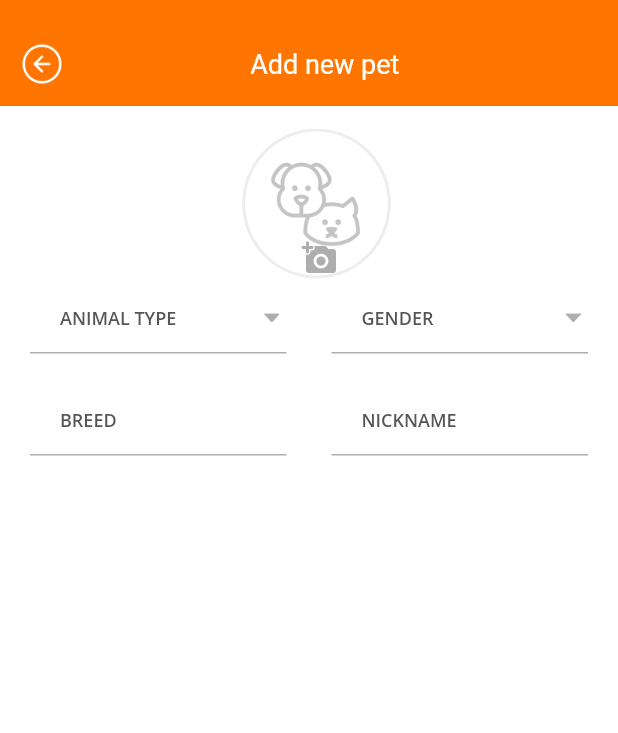
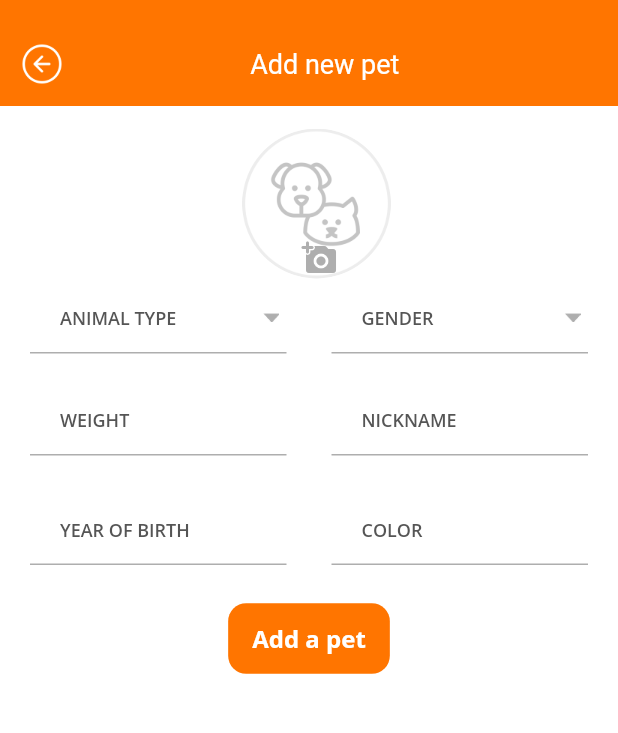
Before and after one commit to mimib00/pet_geo, a Flutter app: the NewPetScreen screen opened directly, after a tap on the "add a photo" icon, on a phone screen of 412 x 824 dp, the part 104-837 px from its top. Run offline on Flutter 3.47's test engine with Material 2 defaults, Android fonts, the phone set to English and light mode, and no system bars; our stand-ins replace bordered_text, cached_network_image, cloud_firestore, connectivity_plus, firebase_auth, firebase_core and 11 more; missing offline and left inert: flutter_geofire, phonenumbers; accounts and stored records are empty.

Commit message:
can add pets

```diff
--- a/lib/utils/languages/en.dart
+++ b/lib/utils/languages/en.dart
@@ -62,5 +62,8 @@ const Map<String, String> en = {
   "color_title": "Color",
   "ready_title": "Ready",
   "add_pet_title": "Add new pet",
-  // "": ""
+  "weight_title": "Weight",
+  "year_title": "Year of birth",
+  "place_ad_title": "Place an ad",
+  "add_pet_btn_title": "Add a pet",
 };
--- a/lib/utils/languages/ru.dart
+++ b/lib/utils/languages/ru.dart
@@ -62,6 +62,8 @@ const Map<String, String> ru = {
   "color_title": "Окрас",
   "ready_title": "Готово",
   "add_pet_title": "Добавить нового питомца",
-  // "": "",
-  // "": ""
+  "weight_title": "вес",
+  "year_title": "Год рождения",
+  "place_ad_title": "Разместить объявление",
+  "add_pet_btn_title": "Добавить питомца",
 };
--- a/lib/view/bottom_sheets/gender.dart
+++ b/lib/view/bottom_sheets/gender.dart
@@ -9,7 +9,7 @@ import '../../controller/pet_controller.dart';
 // ignore: must_be_immutable
 class Gender extends StatelessWidget {
   Gender({Key? key}) : super(key: key);
-  PlaceAnAdController controller = Get.find<PlaceAnAdController>();
+  PlaceAnAdController controller = Get.put<PlaceAnAdController>(PlaceAnAdController());
   PetController petController = Get.put<PetController>(PetController());
   @override
   Widget build(BuildContext context) {
--- a/lib/view/bottom_sheets/pet_type.dart
+++ b/lib/view/bottom_sheets/pet_type.dart
@@ -10,7 +10,7 @@ import '../../controller/pet_controller.dart';
 class PetType extends StatelessWidget {
   PetType({Key? key}) : super(key: key);
 
-  PlaceAnAdController controller = Get.find<PlaceAnAdController>();
+  PlaceAnAdController controller = Get.put<PlaceAnAdController>(PlaceAnAdController());
   PetController petController = Get.put<PetController>(PetController());
   @override
   Widget build(BuildContext context) {
--- a/lib/view/drawer/my_drawer.dart
+++ b/lib/view/drawer/my_drawer.dart
@@ -1,6 +1,7 @@
 import 'package:cached_network_image/cached_network_image.dart';
 import 'package:flutter/material.dart';
 import 'package:get/get.dart';
+import 'package:pet_geo/controller/pet_controller.dart';
 import 'package:pet_geo/controller/user_controller/auth_controller.dart';
 import 'package:pet_geo/view/animal_communities/animal_communities.dart';
 import 'package:pet_geo/view/bonus_space/bonus_space.dart';
@@ -9,7 +10,6 @@ import 'package:pet_geo/view/chat/chat_head.dart';
 import 'package:pet_geo/view/constant/constant.dart';
 import 'package:pet_geo/view/friends/friends.dart';
 import 'package:pet_geo/view/notifications/notifications.dart';
-import 'package:pet_geo/view/pets_profile/add_new_pet_profile.dart';
 import 'package:pet_geo/view/pets_profile/new_pet.dart';
 import 'package:pet_geo/view/pets_profile/pets_profile.dart';
 import 'package:pet_geo/view/qr/choose_to_pay.dart';
@@ -26,6 +26,7 @@ class MyDrawer extends StatefulWidget {
 
 class _MyDrawerState extends State<MyDrawer> {
   final AuthController authController = Get.find<AuthController>();
+  final PetController petController = Get.put<PetController>(PetController());
 
   @override
   Widget build(BuildContext context) {
@@ -81,17 +82,21 @@ class _MyDrawerState extends State<MyDrawer> {
             child: Wrap(
               spacing: 10.0,
               children: [
-                GestureDetector(
-                  onTap: () => Get.to(() => const PetsProfile()),
-                  child: ClipRRect(
-                    borderRadius: BorderRadius.circular(100),
-                    child: Image.asset(
-                      'assets/images/pexels-pixabay-33287 1.png',
-                      height: 39,
-                      width: 39,
-                      fit: BoxFit.cover,
-                    ),
-                  ),
+                // GestureDetector(
+                //   onTap: () => Get.to(() => const PetsProfile()),
+                //   child: ClipRRect(
+                //     borderRadius: BorderRadius.circular(100),
+                //     child: Image.asset(
+                //       'assets/images/pexels-pixabay-33287 1.png',
+                //       height: 39,
+                //       width: 39,
+                //       fit: BoxFit.cover,
+                //     ),
+                //   ),
+                // ),
+                FutureBuilder(
+                  future: petController.getPets(),
+                  builder: (contxt, snapshot) => Container(),
                 ),
                 ClipRRect(
                   borderRadius: BorderRadius.circular(100),
--- a/lib/view/pets_profile/new_pet.dart
+++ b/lib/view/pets_profile/new_pet.dart
@@ -1,3 +1,5 @@
+import 'dart:io';
+
 import 'package:flutter/material.dart';
 import 'package:get/get.dart';
 
@@ -19,8 +21,9 @@ class NewPetScreen extends StatefulWidget {
 
 class _NewPetScreenState extends State<NewPetScreen> with SingleTickerProviderStateMixin {
   final GlobalKey<ScaffoldState> _key = GlobalKey<ScaffoldState>();
+  final GlobalKey<FormState> formKey = GlobalKey<FormState>();
 
-  TextEditingController petBreed = TextEditingController();
+  TextEditingController petWeight = TextEditingController();
   TextEditingController petNickName = TextEditingController();
   TextEditingController petColor = TextEditingController();
   TextEditingController petAge = TextEditingController();
@@ -78,16 +81,22 @@ class _NewPetScreenState extends State<NewPetScreen> with SingleTickerProviderSt
           ),
         ),
       ),
-      body: Container(
+      body: SingleChildScrollView(
+        child: Container(
           width: Get.width,
           padding: const EdgeInsets.symmetric(vertical: 15, horizontal: 20),
+          child: Form(
+            key: formKey,
             child: Column(
               crossAxisAlignment: CrossAxisAlignment.center,
               children: [
                 // image selector
-            GestureDetector(
+                GetBuilder<PetController>(
+                  builder: (petController) {
+                    if (petController.image == null) {
+                      return GestureDetector(
                         behavior: HitTestBehavior.opaque,
-              onTap: () {},
+                        onTap: () => petController.getImage(),
                         child: Stack(
                           children: [
                             Padding(
@@ -114,7 +123,41 @@ class _NewPetScreenState extends State<NewPetScreen> with SingleTickerProviderSt
                             ),
                           ],
                         ),
+                      );
+                    } else {
+                      return Stack(
+                        children: [
+                          ClipRRect(
+                            borderRadius: BorderRadius.circular(180),
+                            child: Image.file(
+                              File(petController.image!.path),
+                              height: 100,
+                              width: 100,
                             ),
+                          ),
+                          Positioned(
+                            right: 0,
+                            child: GestureDetector(
+                              behavior: HitTestBehavior.opaque,
+                              onTap: () => petController.removeImage(),
+                              child: Container(
+                                decoration: BoxDecoration(
+                                  borderRadius: BorderRadius.circular(180),
+                                  color: Colors.red,
+                                ),
+                                child: const Icon(
+                                  Icons.close_rounded,
+                                  color: Colors.white,
+                                ),
+                              ),
+                            ),
+                          ),
+                        ],
+                      );
+                    }
+                  },
+                ),
+
                 const SizedBox(height: 15),
                 // pet info
 
@@ -220,8 +263,12 @@ class _NewPetScreenState extends State<NewPetScreen> with SingleTickerProviderSt
                   children: [
                     Expanded(
                       child: PlaceAnAddTextFields(
-                    controller: petBreed,
-                    hintText: 'breed_title'.tr,
+                        controller: petWeight,
+                        hintText: 'weight_title'.tr,
+                        keyboardType: TextInputType.number,
+                        validate: (txt) {
+                          if (txt == null || txt.isEmpty) return "* requierd";
+                        },
                       ),
                     ),
                     const SizedBox(
@@ -231,12 +278,77 @@ class _NewPetScreenState extends State<NewPetScreen> with SingleTickerProviderSt
                       child: PlaceAnAddTextFields(
                         controller: petNickName,
                         hintText: 'nickname_title'.tr,
+                        validate: (txt) {
+                          if (txt == null || txt.isEmpty) return "* requierd";
+                        },
+                      ),
+                    ),
+                  ],
+                ),
+                // const SizedBox(height: 20),
+                Row(
+                  children: [
+                    Expanded(
+                      child: PlaceAnAddTextFields(
+                        controller: petAge,
+                        hintText: 'year_title'.tr,
+                        keyboardType: TextInputType.number,
+                        validate: (txt) {
+                          if (txt == null || txt.isEmpty) return "* requierd";
+                        },
+                      ),
+                    ),
+                    const SizedBox(
+                      width: 30,
+                    ),
+                    Expanded(
+                      child: PlaceAnAddTextFields(
+                        controller: petColor,
+                        hintText: 'color_title'.tr,
+                        validate: (txt) {
+                          if (txt == null || txt.isEmpty) return "* requierd";
+                        },
                       ),
                     ),
                   ],
                 ),
                 // save button
+
+                MaterialButton(
+                  elevation: 0,
+                  highlightElevation: 0,
+                  height: 47,
+                  color: kSecondaryColor,
+                  shape: RoundedRectangleBorder(
+                    borderRadius: BorderRadius.circular(12),
+                  ),
+                  onPressed: () {
+                    if (formKey.currentState!.validate()) {
+                      Map<String, dynamic> data = {
+                        "name": petNickName.text.trim(),
+                        "weight": petWeight.text.trim(),
+                        "year": petAge.text.trim(),
+                        "color": petColor.text.trim(),
+                      };
+
+                      Get.defaultDialog(
+                        title: "",
+                        content: Obx(() => Text(controller.status.value)),
+                      );
+
+                      controller.addPet(data);
+                    }
+                  },
+                  child: MyText(
+                    text: 'add_pet_btn_title'.tr,
+                    size: 16,
+                    weight: FontWeight.w700,
+                    color: kPrimaryColor,
+                  ),
+                ),
               ],
+            ),
+          ),
         ),
       ),
     );
--- a/lib/view/place_an_add/place_an_add_widget.dart
+++ b/lib/view/place_an_add/place_an_add_widget.dart
@@ -426,7 +426,7 @@ class PlaceAnAddWidget extends StatelessWidget {
                     }
                   },
                   child: MyText(
-                    text: 'Разместить объявление',
+                    text: 'place_ad_title'.tr,
                     size: 16,
                     weight: FontWeight.w700,
                     color: kPrimaryColor,
@@ -469,6 +469,7 @@ class PlaceAnAddTextFields extends StatelessWidget {
           fontWeight: FontWeight.w600,
         ),
         validator: validate,
+        keyboardType: keyboardType,
         decoration: InputDecoration(
           contentPadding: const EdgeInsets.symmetric(horizontal: 20),
           hintText: hintText.toUpperCase(),
```
Also changed, not shown: lib/controller/pet_controller.dart (+78 -9 lines). Lines whose indentation alone changed are shown as unchanged.
